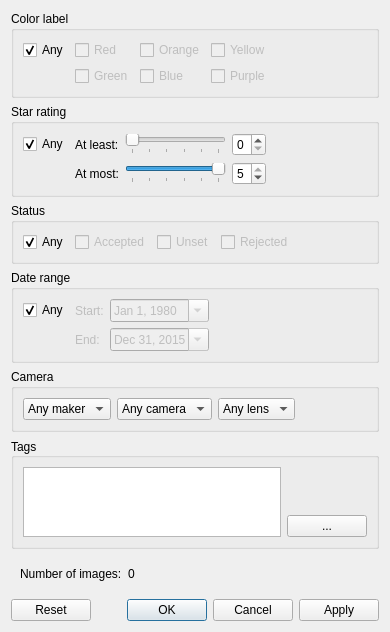
First picture: the form in src/ui/FilterDialog.ui, repository wagenadl/photohoard, before the edit.
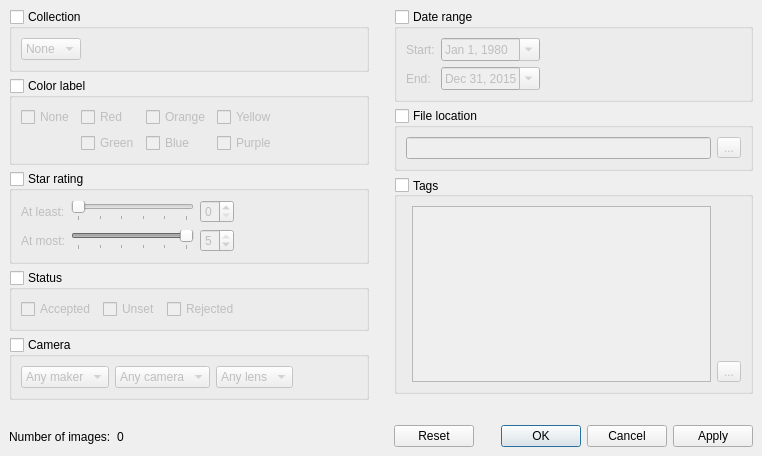
Second picture: the form after the edit.

Commit message: Started on FilterDialog; experimental and probably useless VScrollArea

Diff of the .ui file:
```diff
--- a/src/ui/FilterDialog.ui
+++ b/src/ui/FilterDialog.ui
@@ -6,91 +6,121 @@
    <rect>
     <x>0</x>
     <y>0</y>
-    <width>390</width>
-    <height>582</height>
+    <width>762</width>
+    <height>456</height>
    </rect>
   </property>
   <property name="windowTitle">
    <string>Filter</string>
   </property>
-  <layout class="QVBoxLayout" name="verticalLayout">
+  <layout class="QHBoxLayout" name="horizontalLayout_7">
+   <property name="spacing">
+    <number>25</number>
+   </property>
+   <property name="margin">
+    <number>9</number>
+   </property>
    <item>
-    <widget class="QGroupBox" name="groupBox">
+    <widget class="QWidget" name="widget_5" native="true">
+     <layout class="QVBoxLayout" name="verticalLayout_4">
+      <property name="margin">
+       <number>0</number>
+      </property>
+      <item>
+       <widget class="QGroupBox" name="collection">
+        <property name="title">
+         <string>Collection</string>
+        </property>
+        <property name="flat">
+         <bool>false</bool>
+        </property>
+        <property name="checkable">
+         <bool>true</bool>
+        </property>
+        <property name="checked">
+         <bool>false</bool>
+        </property>
+        <layout class="QHBoxLayout" name="horizontalLayout_5">
+         <item>
+          <widget class="QComboBox" name="comboBox_4">
+           <item>
+            <property name="text">
+             <string>None</string>
+            </property>
+           </item>
+          </widget>
+         </item>
+         <item>
+          <spacer name="horizontalSpacer_7">
+           <property name="orientation">
+            <enum>Qt::Horizontal</enum>
+           </property>
+           <property name="sizeHint" stdset="0">
+            <size>
+             <width>40</width>
+             <height>20</height>
+            </size>
+           </property>
+          </spacer>
+         </item>
+        </layout>
+       </widget>
+      </item>
+      <item>
+       <widget class="QGroupBox" name="colorLabel">
      <property name="title">
       <string>Color label</string>
      </property>
+        <property name="checkable">
+         <bool>true</bool>
+        </property>
+        <property name="checked">
+         <bool>false</bool>
+        </property>
      <layout class="QGridLayout" name="gridLayout">
-      <item row="0" column="3">
+         <item row="1" column="3">
        <widget class="QCheckBox" name="cYellow">
-        <property name="enabled">
-         <bool>false</bool>
-        </property>
         <property name="text">
          <string>Yellow</string>
         </property>
        </widget>
       </item>
-      <item row="0" column="1">
+         <item row="1" column="1">
        <widget class="QCheckBox" name="cRed">
-        <property name="enabled">
-         <bool>false</bool>
-        </property>
         <property name="text">
          <string>Red</string>
         </property>
        </widget>
       </item>
-      <item row="0" column="2">
+         <item row="1" column="2">
        <widget class="QCheckBox" name="cOrange">
-        <property name="enabled">
-         <bool>false</bool>
-        </property>
         <property name="text">
          <string>Orange</string>
         </property>
        </widget>
       </item>
-      <item row="0" column="0">
-       <widget class="QCheckBox" name="cAny">
-        <property name="text">
-         <string>Any</string>
-        </property>
-        <property name="checked">
-         <bool>true</bool>
-        </property>
-       </widget>
-      </item>
-      <item row="1" column="2">
+         <item row="3" column="2">
        <widget class="QCheckBox" name="cBlue">
-        <property name="enabled">
-         <bool>false</bool>
-        </property>
         <property name="text">
          <string>Blue</string>
         </property>
        </widget>
       </item>
-      <item row="1" column="3">
+         <item row="3" column="3">
        <widget class="QCheckBox" name="cPurple">
-        <property name="enabled">
-         <bool>false</bool>
-        </property>
         <property name="text">
          <string>Purple</string>
         </property>
        </widget>
       </item>
-      <item row="1" column="1">
+         <item row="3" column="1">
        <widget class="QCheckBox" name="cGreen">
-        <property name="enabled">
-         <bool>false</bool>
-        </property>
         <property name="text">
          <string>Green</string>
         </property>
        </widget>
       </item>
-      <item row="0" column="4">
+         <item row="1" column="4">
        <spacer name="horizontalSpacer_3">
         <property name="orientation">
          <enum>Qt::Horizontal</enum>
@@ -103,16 +133,42 @@
         </property>
        </spacer>
       </item>
+         <item row="1" column="0">
+          <widget class="QCheckBox" name="cNone">
+           <property name="text">
+            <string>None</string>
+           </property>
+          </widget>
+         </item>
      </layout>
     </widget>
    </item>
    <item>
-    <widget class="QGroupBox" name="groupBox_2">
+       <widget class="QGroupBox" name="starRating">
      <property name="title">
       <string>Star rating</string>
      </property>
+        <property name="checkable">
+         <bool>true</bool>
+        </property>
+        <property name="checked">
+         <bool>false</bool>
+        </property>
      <layout class="QGridLayout" name="gridLayout_2">
-      <item row="1" column="2">
+         <item row="0" column="3">
+          <spacer name="horizontalSpacer_2">
+           <property name="orientation">
+            <enum>Qt::Horizontal</enum>
+           </property>
+           <property name="sizeHint" stdset="0">
+            <size>
+             <width>20</width>
+             <height>20</height>
+            </size>
+           </property>
+          </spacer>
+         </item>
+         <item row="1" column="1">
        <widget class="QSlider" name="rMaxSlider">
         <property name="maximum">
          <number>5</number>
@@ -131,27 +187,14 @@
         </property>
        </widget>
       </item>
-      <item row="0" column="4">
-       <spacer name="horizontalSpacer_2">
-        <property name="orientation">
-         <enum>Qt::Horizontal</enum>
-        </property>
-        <property name="sizeHint" stdset="0">
-         <size>
-          <width>20</width>
-          <height>20</height>
-         </size>
-        </property>
-       </spacer>
-      </item>
-      <item row="1" column="1">
+         <item row="1" column="0">
        <widget class="QLabel" name="label_2">
         <property name="text">
          <string>At most:</string>
         </property>
        </widget>
       </item>
-      <item row="0" column="2">
+         <item row="0" column="1">
        <widget class="QSlider" name="rMinSlider">
         <property name="sizePolicy">
          <sizepolicy hsizetype="Expanding" vsizetype="Fixed">
@@ -170,7 +213,7 @@
         </property>
        </widget>
       </item>
-      <item row="1" column="3">
+         <item row="1" column="2">
        <widget class="QSpinBox" name="rMaxBox">
         <property name="maximum">
          <number>5</number>
@@ -180,24 +223,14 @@
         </property>
        </widget>
       </item>
-      <item row="0" column="0">
-       <widget class="QCheckBox" name="rAny">
-        <property name="text">
-         <string>Any</string>
-        </property>
-        <property name="checked">
-         <bool>true</bool>
-        </property>
-       </widget>
-      </item>
-      <item row="0" column="3">
+         <item row="0" column="2">
        <widget class="QSpinBox" name="rMinBox">
         <property name="maximum">
          <number>5</number>
         </property>
        </widget>
       </item>
-      <item row="0" column="1">
+         <item row="0" column="0">
        <widget class="QLabel" name="label">
         <property name="text">
          <string>At least:</string>
@@ -208,26 +241,22 @@
     </widget>
    </item>
    <item>
-    <widget class="QGroupBox" name="groupBox_3">
+       <widget class="QGroupBox" name="status">
      <property name="title">
       <string>Status</string>
      </property>
+        <property name="flat">
+         <bool>false</bool>
+        </property>
+        <property name="checkable">
+         <bool>true</bool>
+        </property>
+        <property name="checked">
+         <bool>false</bool>
+        </property>
      <layout class="QHBoxLayout" name="horizontalLayout">
-      <item>
-       <widget class="QCheckBox" name="sAny">
-        <property name="text">
-         <string>Any</string>
-        </property>
-        <property name="checked">
-         <bool>true</bool>
-        </property>
-       </widget>
-      </item>
       <item>
        <widget class="QCheckBox" name="sAccepter">
-        <property name="enabled">
-         <bool>false</bool>
-        </property>
         <property name="text">
          <string>Accepted</string>
         </property>
@@ -235,9 +264,6 @@
       </item>
       <item>
        <widget class="QCheckBox" name="sUnset">
-        <property name="enabled">
-         <bool>false</bool>
-        </property>
         <property name="text">
          <string>Unset</string>
         </property>
@@ -245,9 +271,6 @@
       </item>
       <item>
        <widget class="QCheckBox" name="sRejected">
-        <property name="enabled">
-         <bool>false</bool>
-        </property>
         <property name="text">
          <string>Rejected</string>
         </property>
@@ -270,12 +293,137 @@
     </widget>
    </item>
    <item>
-    <widget class="QGroupBox" name="groupBox_5">
+       <widget class="QGroupBox" name="camera">
+        <property name="title">
+         <string>Camera</string>
+        </property>
+        <property name="checkable">
+         <bool>true</bool>
+        </property>
+        <property name="checked">
+         <bool>false</bool>
+        </property>
+        <layout class="QHBoxLayout" name="horizontalLayout_4">
+         <item>
+          <widget class="QComboBox" name="cMaker">
+           <item>
+            <property name="text">
+             <string>Any maker</string>
+            </property>
+           </item>
+          </widget>
+         </item>
+         <item>
+          <widget class="QComboBox" name="cCamera">
+           <item>
+            <property name="text">
+             <string>Any camera</string>
+            </property>
+           </item>
+          </widget>
+         </item>
+         <item>
+          <widget class="QComboBox" name="cLens">
+           <item>
+            <property name="text">
+             <string>Any lens</string>
+            </property>
+           </item>
+          </widget>
+         </item>
+         <item>
+          <spacer name="horizontalSpacer_6">
+           <property name="orientation">
+            <enum>Qt::Horizontal</enum>
+           </property>
+           <property name="sizeHint" stdset="0">
+            <size>
+             <width>40</width>
+             <height>20</height>
+            </size>
+           </property>
+          </spacer>
+         </item>
+        </layout>
+       </widget>
+      </item>
+      <item>
+       <spacer name="verticalSpacer_3">
+        <property name="orientation">
+         <enum>Qt::Vertical</enum>
+        </property>
+        <property name="sizeHint" stdset="0">
+         <size>
+          <width>20</width>
+          <height>40</height>
+         </size>
+        </property>
+       </spacer>
+      </item>
+      <item>
+       <widget class="QWidget" name="widget_2" native="true">
+        <layout class="QHBoxLayout" name="horizontalLayout_3">
+         <property name="leftMargin">
+          <number>0</number>
+         </property>
+         <property name="bottomMargin">
+          <number>0</number>
+         </property>
+         <item>
+          <widget class="QLabel" name="label_5">
+           <property name="text">
+            <string>Number of images:</string>
+           </property>
+          </widget>
+         </item>
+         <item>
+          <widget class="QLabel" name="count">
+           <property name="text">
+            <string>0</string>
+           </property>
+          </widget>
+         </item>
+         <item>
+          <spacer name="horizontalSpacer_5">
+           <property name="orientation">
+            <enum>Qt::Horizontal</enum>
+           </property>
+           <property name="sizeHint" stdset="0">
+            <size>
+             <width>40</width>
+             <height>20</height>
+            </size>
+           </property>
+          </spacer>
+         </item>
+        </layout>
+       </widget>
+      </item>
+     </layout>
+    </widget>
+   </item>
+   <item>
+    <widget class="QWidget" name="widget_4" native="true">
+     <layout class="QVBoxLayout" name="verticalLayout">
+      <property name="margin">
+       <number>0</number>
+      </property>
+      <item>
+       <widget class="QGroupBox" name="dateRange">
      <property name="title">
       <string>Date range</string>
      </property>
+        <property name="flat">
+         <bool>false</bool>
+        </property>
+        <property name="checkable">
+         <bool>true</bool>
+        </property>
+        <property name="checked">
+         <bool>false</bool>
+        </property>
      <layout class="QGridLayout" name="gridLayout_3">
-      <item row="1" column="3">
+         <item row="1" column="2">
        <spacer name="horizontalSpacer_4">
         <property name="orientation">
          <enum>Qt::Horizontal</enum>
@@ -288,11 +436,8 @@
         </property>
        </spacer>
       </item>
-      <item row="2" column="2">
+         <item row="2" column="1">
        <widget class="QDateEdit" name="dEnd">
-        <property name="enabled">
-         <bool>false</bool>
-        </property>
         <property name="date">
          <date>
           <year>2015</year>
@@ -308,31 +453,22 @@
         </property>
        </widget>
       </item>
-      <item row="2" column="1">
+         <item row="2" column="0">
        <widget class="QLabel" name="label_4">
-        <property name="enabled">
-         <bool>false</bool>
-        </property>
         <property name="text">
          <string>End:</string>
         </property>
        </widget>
       </item>
-      <item row="1" column="1">
+         <item row="1" column="0">
        <widget class="QLabel" name="label_3">
-        <property name="enabled">
-         <bool>false</bool>
-        </property>
         <property name="text">
          <string>Start:</string>
         </property>
        </widget>
       </item>
-      <item row="1" column="2">
+         <item row="1" column="1">
        <widget class="QDateEdit" name="dStart">
-        <property name="enabled">
-         <bool>false</bool>
-        </property>
         <property name="date">
          <date>
           <year>1980</year>
@@ -348,79 +484,63 @@
         </property>
        </widget>
       </item>
-      <item row="1" column="0">
-       <widget class="QCheckBox" name="dAny">
-        <property name="text">
-         <string>Any</string>
-        </property>
-        <property name="checked">
-         <bool>true</bool>
-        </property>
-       </widget>
-      </item>
      </layout>
     </widget>
    </item>
    <item>
     <widget class="QGroupBox" name="groupBox_6">
      <property name="title">
-      <string>Camera</string>
-     </property>
-     <layout class="QHBoxLayout" name="horizontalLayout_4">
-      <item>
-       <widget class="QComboBox" name="comboBox_3">
-        <item>
-         <property name="text">
-          <string>Any maker</string>
-         </property>
-        </item>
-       </widget>
-      </item>
-      <item>
-       <widget class="QComboBox" name="comboBox">
-        <item>
-         <property name="text">
-          <string>Any camera</string>
-         </property>
-        </item>
-       </widget>
-      </item>
+         <string>File location</string>
+        </property>
+        <property name="checkable">
+         <bool>true</bool>
+        </property>
+        <property name="checked">
+         <bool>false</bool>
+        </property>
+        <layout class="QHBoxLayout" name="horizontalLayout_6">
+         <item>
+          <widget class="QLineEdit" name="location"/>
+         </item>
       <item>
-       <widget class="QComboBox" name="comboBox_2">
-        <item>
+          <widget class="QToolButton" name="lBrowse">
          <property name="text">
-          <string>Any lens</string>
-         </property>
-        </item>
-       </widget>
-      </item>
-      <item>
-       <spacer name="horizontalSpacer_6">
-        <property name="orientation">
-         <enum>Qt::Horizontal</enum>
-        </property>
-        <property name="sizeHint" stdset="0">
-         <size>
-          <width>40</width>
-          <height>20</height>
-         </size>
-        </property>
-       </spacer>
-      </item>
+            <string>...</string>
+           </property>
+          </widget>
+         </item>
      </layout>
     </widget>
    </item>
    <item>
-    <widget class="QGroupBox" name="groupBox_4">
+       <widget class="QGroupBox" name="tags">
      <property name="title">
       <string>Tags</string>
      </property>
      <property name="alignment">
       <set>Qt::AlignLeading|Qt::AlignLeft|Qt::AlignVCenter</set>
      </property>
+        <property name="checkable">
+         <bool>true</bool>
+        </property>
+        <property name="checked">
+         <bool>false</bool>
+        </property>
      <layout class="QHBoxLayout" name="horizontalLayout_2">
       <item>
-       <widget class="QTextEdit" name="tags"/>
+          <widget class="QWidget" name="widget_3" native="true">
+           <layout class="QVBoxLayout" name="verticalLayout_3">
+            <property name="spacing">
+             <number>0</number>
+            </property>
+            <property name="margin">
+             <number>0</number>
+            </property>
+           </layout>
+          </widget>
+         </item>
+         <item>
+          <widget class="QTextEdit" name="tagEditor"/>
       </item>
       <item>
        <widget class="QWidget" name="widget" native="true">
@@ -445,7 +565,7 @@
           </spacer>
          </item>
          <item>
-          <widget class="QPushButton" name="tagBrowse">
+             <widget class="QToolButton" name="tagBrowse">
            <property name="sizePolicy">
             <sizepolicy hsizetype="Fixed" vsizetype="Fixed">
              <horstretch>0</horstretch>
@@ -464,37 +584,17 @@
     </widget>
    </item>
    <item>
-    <widget class="QWidget" name="widget_2" native="true">
-     <layout class="QHBoxLayout" name="horizontalLayout_3">
-      <item>
-       <widget class="QLabel" name="label_5">
-        <property name="text">
-         <string>Number of images:</string>
-        </property>
-       </widget>
-      </item>
-      <item>
-       <widget class="QLabel" name="count">
-        <property name="text">
-         <string>0</string>
-        </property>
-       </widget>
-      </item>
-      <item>
-       <spacer name="horizontalSpacer_5">
+       <spacer name="verticalSpacer_4">
         <property name="orientation">
-         <enum>Qt::Horizontal</enum>
+         <enum>Qt::Vertical</enum>
         </property>
         <property name="sizeHint" stdset="0">
          <size>
-          <width>40</width>
-          <height>20</height>
+          <width>20</width>
+          <height>40</height>
          </size>
         </property>
        </spacer>
-      </item>
-     </layout>
-    </widget>
    </item>
    <item>
     <widget class="QDialogButtonBox" name="buttonBox">
@@ -511,6 +611,9 @@
    </item>
   </layout>
  </widget>
+   </item>
+  </layout>
+ </widget>
  <resources/>
  <connections>
   <connection>
```
Left out of the diff: 652 changed lines with no effect on the pictures. Lines whose indentation alone changed are shown as unchanged. The commit also changes 9 other files.
